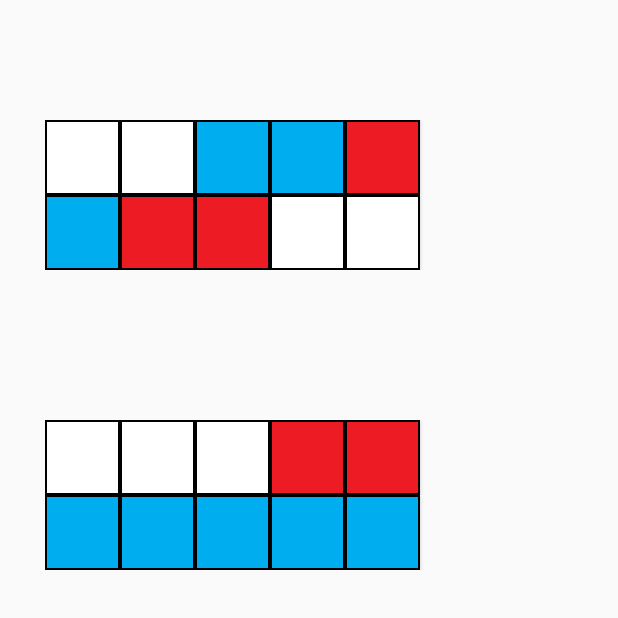
After one commit to cis8448/RealProject, an Android app: the SeatData screen opened directly, with no data from a screen before it, on a phone screen of 412 x 824 dp, the top half of it. The commit adds this screen. Run offline under Robolectric (Android 15) with nearby library versions, the phone set to English and light mode, and no system bars.

Commit message:
no message

```diff
--- a/PCproject/app/src/main/AndroidManifest.xml
+++ b/PCproject/app/src/main/AndroidManifest.xml
@@ -1,6 +1,7 @@
 <?xml version="1.0" encoding="utf-8"?>
 <manifest xmlns:android="http://schemas.android.com/apk/res/android"
     package="com.example.pcproject">
+
     <application
         android:allowBackup="true"
         android:icon="@mipmap/ic_launcher"
@@ -8,6 +9,7 @@
         android:roundIcon="@mipmap/ic_launcher_round"
         android:supportsRtl="true"
         android:theme="@style/AppTheme">
+        <activity android:name=".SeatData"></activity>
         <activity android:name=".MainActivity">
             <intent-filter>
                 <action android:name="android.intent.action.MAIN" />
--- /dev/null
+++ b/PCproject/app/src/main/java/com/example/pcproject/SeatData.java
@@ -0,0 +1,17 @@
+package com.example.pcproject;
+
+import android.support.v7.app.AppCompatActivity;
+import android.os.Bundle;
+
+//SeatData = 좌석 정보
+
+
+
+public class SeatData extends AppCompatActivity {
+
+    @Override
+    protected void onCreate(Bundle savedInstanceState) {
+        super.onCreate(savedInstanceState);
+        setContentView(R.layout.activity_seat_data);
+    }
+}
--- /dev/null
+++ b/PCproject/app/src/main/res/drawable/blankseat.xml
@@ -0,0 +1,12 @@
+<?xml version="1.0" encoding="utf-8"?>
+
+<shape xmlns:andriod="http://schemas.android.com/apk/res/android">
+    <solid andriod:color="#ffffff" />
+    <stroke
+        andriod:width="1sp"
+        andriod:color="#000000"/>
+</shape>
+
+<!--
+사용가능/예약가능 좌석
+-->
--- /dev/null
+++ b/PCproject/app/src/main/res/drawable/reseseat.xml
@@ -0,0 +1,12 @@
+<?xml version="1.0" encoding="utf-8"?>
+
+<shape xmlns:andriod="http://schemas.android.com/apk/res/android">
+    <solid andriod:color="#ED1C24" />
+    <stroke
+        andriod:width="1sp"
+        andriod:color="#000000"/>
+</shape>
+
+    <!--
+    예약중인 좌석
+    -->
--- /dev/null
+++ b/PCproject/app/src/main/res/drawable/usedseat.xml
@@ -0,0 +1,12 @@
+<?xml version="1.0" encoding="utf-8"?>
+
+<shape xmlns:andriod="http://schemas.android.com/apk/res/android">
+    <solid andriod:color="#00ADEF" />
+    <stroke
+        andriod:width="1sp"
+        andriod:color="#000000"/>
+</shape>
+
+    <!--
+    사용중인 좌석
+    -->
--- /dev/null
+++ b/PCproject/app/src/main/res/layout/activity_seat_data.xml
@@ -0,0 +1,128 @@
+<?xml version="1.0" encoding="utf-8"?>
+<LinearLayout
+    xmlns:android="http://schemas.android.com/apk/res/android"
+    xmlns:app="http://schemas.android.com/apk/res-auto"
+    xmlns:tools="http://schemas.android.com/tools"
+    android:layout_width="match_parent"
+    android:layout_height="match_parent"
+    tools:context=".SeatData"
+    android:orientation="vertical"
+    android:padding="30dp">
+
+    <!--
+    사용중인 좌석 == 하늘색
+    예약중인 좌석 == 빨간색
+    빈 좌석 == 흰색
+    -->
+
+    <LinearLayout
+        android:layout_width="match_parent"
+        android:layout_height="wrap_content"
+        android:orientation="horizontal"
+        android:layout_marginTop="50dp">
+
+        <Button
+            android:layout_width="50dp"
+            android:layout_height="50dp"
+            android:background="@drawable/blankseat"/>
+        <Button
+            android:layout_width="50dp"
+            android:layout_height="50dp"
+            android:background="@drawable/blankseat"/>
+        <Button
+            android:layout_width="50dp"
+            android:layout_height="50dp"
+            android:background="@drawable/usedseat"/>
+        <Button
+            android:layout_width="50dp"
+            android:layout_height="50dp"
+            android:background="@drawable/usedseat"/>
+        <Button
+            android:layout_width="50dp"
+            android:layout_height="50dp"
+            android:background="@drawable/reseseat"/>
+    </LinearLayout>
+
+    <LinearLayout
+        android:layout_width="match_parent"
+        android:layout_height="wrap_content"
+        android:orientation="horizontal">
+
+        <Button
+            android:layout_width="50dp"
+            android:layout_height="50dp"
+            android:background="@drawable/usedseat"/>
+        <Button
+            android:layout_width="50dp"
+            android:layout_height="50dp"
+            android:background="@drawable/reseseat"/>
+        <Button
+            android:layout_width="50dp"
+            android:layout_height="50dp"
+            android:background="@drawable/reseseat"/>
+        <Button
+            android:layout_width="50dp"
+            android:layout_height="50dp"
+            android:background="@drawable/blankseat"/>
+        <Button
+            android:layout_width="50dp"
+            android:layout_height="50dp"
+            android:background="@drawable/blankseat"/>
+    </LinearLayout>
+
+    <LinearLayout
+        android:layout_width="match_parent"
+        android:layout_height="wrap_content"
+        android:orientation="horizontal"
+        android:layout_marginTop="100dp">
+
+        <Button
+            android:layout_width="50dp"
+            android:layout_height="50dp"
+            android:background="@drawable/blankseat"/>
+        <Button
+            android:layout_width="50dp"
+            android:layout_height="50dp"
+            android:background="@drawable/blankseat"/>
+        <Button
+            android:layout_width="50dp"
+            android:layout_height="50dp"
+            android:background="@drawable/blankseat"/>
+        <Button
+            android:layout_width="50dp"
+            android:layout_height="50dp"
+            android:background="@drawable/reseseat"/>
+        <Button
+            android:layout_width="50dp"
+            android:layout_height="50dp"
+            android:background="@drawable/reseseat"/>
+    </LinearLayout>
+    <LinearLayout
+        android:layout_width="match_parent"
+        android:layout_height="wrap_content"
+        android:orientation="horizontal">
+        <Button
+            android:layout_width="50dp"
+            android:layout_height="50dp"
+            android:background="@drawable/usedseat"/>
+        <Button
+            android:layout_width="50dp"
+            android:layout_height="50dp"
+            android:background="@drawable/usedseat"/>
+        <Button
+            android:layout_width="50dp"
+            android:layout_height="50dp"
+            android:background="@drawable/usedseat"/>
+        <Button
+            android:layout_width="50dp"
+            android:layout_height="50dp"
+            android:background="@drawable/usedseat"/>
+        <Button
+            android:layout_width="50dp"
+            android:layout_height="50dp"
+            android:background="@drawable/usedseat"/>
+    </LinearLayout>
+
+
+
+</LinearLayout>
--- a/PCproject/app/src/main/res/layout/prolistview.xml
+++ b/PCproject/app/src/main/res/layout/prolistview.xml
@@ -8,6 +8,12 @@
         android:layout_width="80dp"
         android:layout_height="80dp"
         android:id="@+id/proImage" />
+
+    <LinearLayout
+        android:layout_width="match_parent"
+        android:layout_height="wrap_content"
+        android:orientation="vertical"
+        android:gravity="center_horizontal">
 
         <TextView
             android:layout_width="wrap_content"
@@ -26,5 +32,10 @@
             android:layout_weight="1"/>
 
 
+    </LinearLayout>
+
+
+
+
 
 </LinearLayout>
```
Lines whose indentation alone changed are shown as unchanged.
